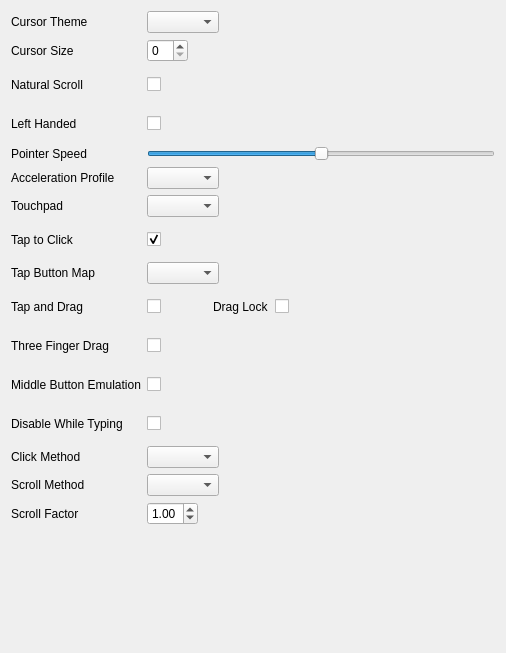
Above: src/mouse.ui from labwc/labwc-tweaks before the change. Below: the same form after it.
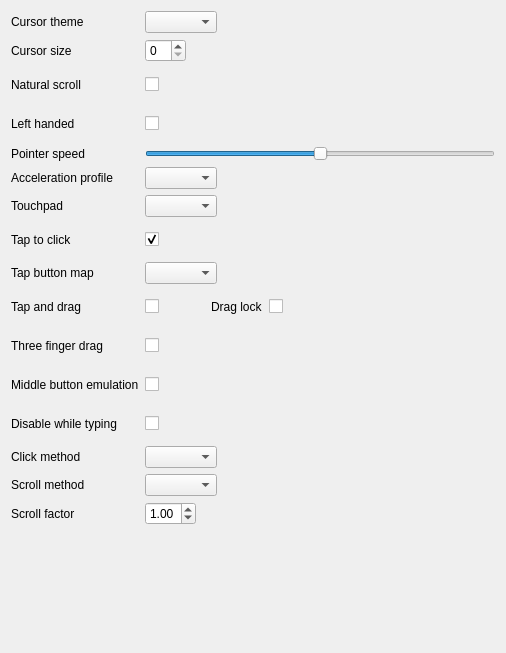
That is the form after the change.

```diff
--- a/src/mouse.ui
+++ b/src/mouse.ui
@@ -14,7 +14,7 @@
    <item row="0" column="0" alignment="Qt::AlignmentFlag::AlignLeft">
     <widget class="QLabel" name="label_3">
      <property name="text">
-      <string>Cursor Theme</string>
+      <string>Cursor theme</string>
      </property>
     </widget>
    </item>
@@ -24,7 +24,7 @@
    <item row="1" column="0" alignment="Qt::AlignmentFlag::AlignLeft">
     <widget class="QLabel" name="label_4">
      <property name="text">
-      <string>Cursor Size</string>
+      <string>Cursor size</string>
      </property>
     </widget>
    </item>
@@ -34,7 +34,7 @@
    <item row="2" column="0" alignment="Qt::AlignmentFlag::AlignLeft">
     <widget class="QLabel" name="label_5">
      <property name="text">
-      <string>Natural Scroll</string>
+      <string>Natural scroll</string>
      </property>
     </widget>
    </item>
@@ -51,7 +51,7 @@
    <item row="3" column="0" alignment="Qt::AlignmentFlag::AlignLeft">
     <widget class="QLabel" name="label_leftHanded">
      <property name="text">
-      <string>Left Handed</string>
+      <string>Left handed</string>
      </property>
     </widget>
    </item>
@@ -68,7 +68,7 @@
    <item row="4" column="0" alignment="Qt::AlignmentFlag::AlignLeft">
     <widget class="QLabel" name="label_pointerSpeed">
      <property name="text">
-      <string>Pointer Speed</string>
+      <string>Pointer speed</string>
      </property>
     </widget>
    </item>
@@ -91,7 +91,7 @@
    <item row="5" column="0" alignment="Qt::AlignmentFlag::AlignLeft">
     <widget class="QLabel" name="label_accelProfile">
      <property name="text">
-      <string>Acceleration Profile</string>
+      <string>Acceleration profile</string>
      </property>
     </widget>
    </item>
@@ -111,7 +111,7 @@
    <item row="7" column="0" alignment="Qt::AlignmentFlag::AlignLeft">
     <widget class="QLabel" name="label_tap">
      <property name="text">
-      <string>Tap to Click</string>
+      <string>Tap to click</string>
      </property>
     </widget>
    </item>
@@ -131,7 +131,7 @@
    <item row="8" column="0" alignment="Qt::AlignmentFlag::AlignLeft">
     <widget class="QLabel" name="label_tapButtonMap">
      <property name="text">
-      <string>Tap Button Map</string>
+      <string>Tap button map</string>
      </property>
     </widget>
    </item>
@@ -141,7 +141,7 @@
    <item row="9" column="0" alignment="Qt::AlignmentFlag::AlignLeft">
     <widget class="QLabel" name="label_tapAndDrag">
      <property name="text">
-      <string>Tap and Drag</string>
+      <string>Tap and drag</string>
      </property>
     </widget>
    </item>
@@ -171,7 +171,7 @@
    <item row="9" column="3" alignment="Qt::AlignmentFlag::AlignRight">
     <widget class="QLabel" name="label_dragLock">
      <property name="text">
-      <string>Drag Lock</string>
+      <string>Drag lock</string>
      </property>
     </widget>
    </item>
@@ -188,7 +188,7 @@
    <item row="10" column="0" alignment="Qt::AlignmentFlag::AlignLeft">
     <widget class="QLabel" name="label_threeFingerDrag">
      <property name="text">
-      <string>Three Finger Drag</string>
+      <string>Three finger drag</string>
      </property>
     </widget>
    </item>
@@ -205,7 +205,7 @@
    <item row="11" column="0" alignment="Qt::AlignmentFlag::AlignLeft">
     <widget class="QLabel" name="label_middleEmulation">
      <property name="text">
-      <string>Middle Button Emulation</string>
+      <string>Middle button emulation</string>
      </property>
     </widget>
    </item>
@@ -222,7 +222,7 @@
    <item row="12" column="0" alignment="Qt::AlignmentFlag::AlignLeft">
     <widget class="QLabel" name="label_disableWhileTyping">
      <property name="text">
-      <string>Disable While Typing</string>
+      <string>Disable while typing</string>
      </property>
     </widget>
    </item>
@@ -239,7 +239,7 @@
    <item row="13" column="0" alignment="Qt::AlignmentFlag::AlignLeft">
     <widget class="QLabel" name="label_clickMethod">
      <property name="text">
-      <string>Click Method</string>
+      <string>Click method</string>
      </property>
     </widget>
    </item>
@@ -249,7 +249,7 @@
    <item row="14" column="0" alignment="Qt::AlignmentFlag::AlignLeft">
     <widget class="QLabel" name="label_scrollMethod">
      <property name="text">
-      <string>Scroll Method</string>
+      <string>Scroll method</string>
      </property>
     </widget>
    </item>
@@ -259,7 +259,7 @@
    <item row="15" column="0" alignment="Qt::AlignmentFlag::AlignLeft">
     <widget class="QLabel" name="label_scrollFactor">
      <property name="text">
-      <string>Scroll Factor</string>
+      <string>Scroll factor</string>
      </property>
     </widget>
    </item>
```
